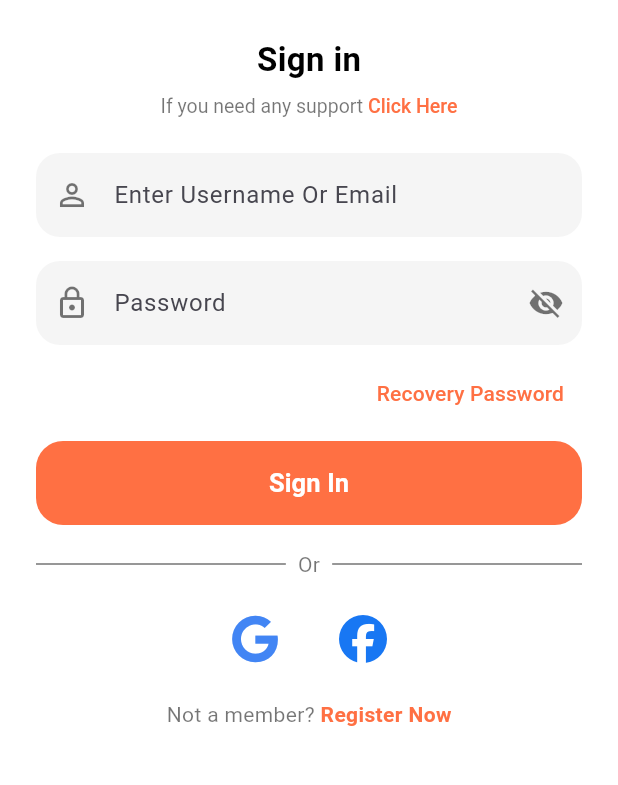
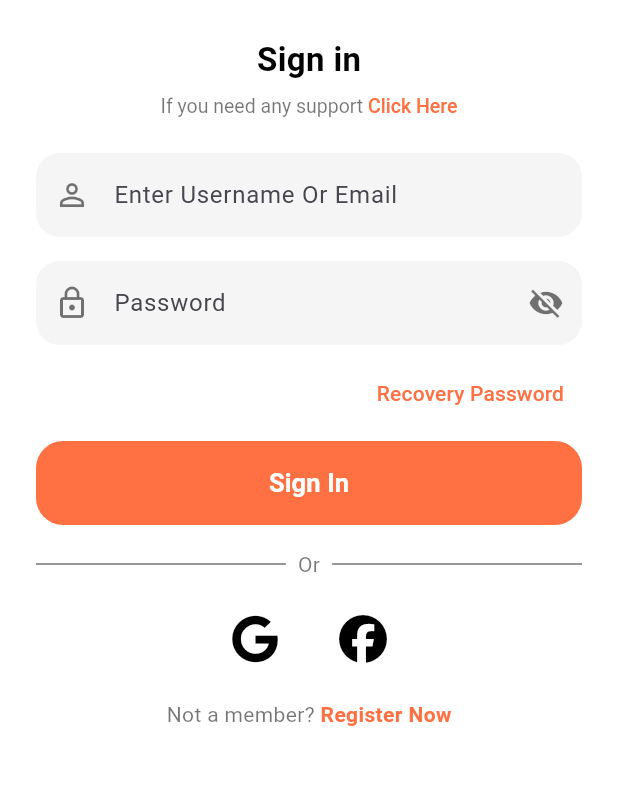
Before and after one commit to rajendra7169/blazeplayer, a Flutter app: the SignInScreen screen opened by its route, on a phone screen of 412 x 824 dp, the part 219-1004 px from its top. Run offline on Flutter 3.47's test engine with Material 3 defaults, Android fonts, the phone set to English and light mode, and no system bars; our stand-ins replace equatable, firebase_auth, firebase_core, font_awesome_flutter, google_sign_in, logger and 1 more; missing offline and left inert: flutter_facebook_auth; accounts and stored records are empty.

Commit message:
Fix: Use black icons for Google and Facebook in light mode

```diff
--- a/lib/features/auth/screens/sign_in_screen.dart
+++ b/lib/features/auth/screens/sign_in_screen.dart
@@ -326,7 +326,7 @@ class _SignInScreenState extends State<SignInScreen> {
                     IconButton(
                       icon: FaIcon(
                         FontAwesomeIcons.google,
-                        color: isDark ? Colors.white : const Color(0xFF4285F4),
+                        color: isDark ? Colors.white : Colors.black,
                         size: 32,
                       ),
                       onPressed: _signInWithGoogle,
@@ -336,7 +336,7 @@ class _SignInScreenState extends State<SignInScreen> {
                     IconButton(
                       icon: FaIcon(
                         FontAwesomeIcons.facebook,
-                        color: isDark ? Colors.white : const Color(0xFF1877F3),
+                        color: isDark ? Colors.white : Colors.black,
                         size: 32,
                       ),
                       onPressed: _signInWithFacebook,
--- a/lib/features/splash/screens/splash_screen.dart
+++ b/lib/features/splash/screens/splash_screen.dart
@@ -124,10 +124,7 @@ class _SplashScreenState extends State<SplashScreen>
                     child: ShaderMask(
                       shaderCallback: (Rect bounds) {
                         return const LinearGradient(
-                          colors: [
-                            Color(0xFFFFA726),
-                            Color(0xFFFF7043),
-                          ],
+                          colors: [Color(0xFFFFA726), Color(0xFFFF7043)],
                           begin: Alignment.topLeft,
                           end: Alignment.bottomRight,
                         ).createShader(bounds);
```
